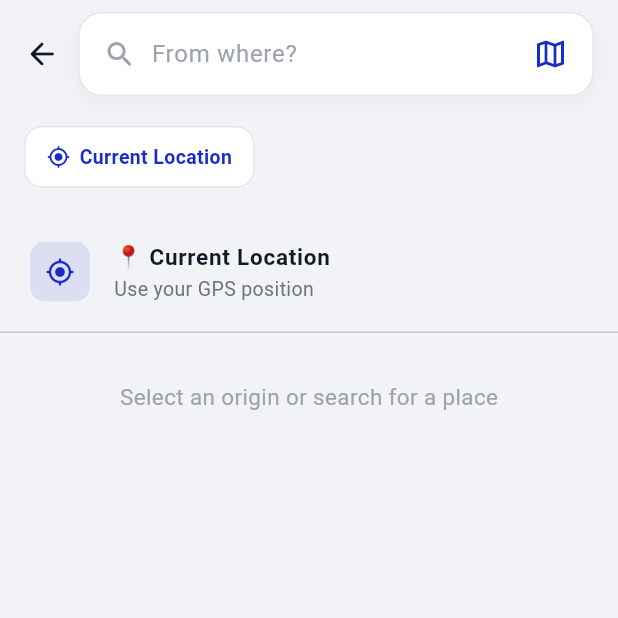
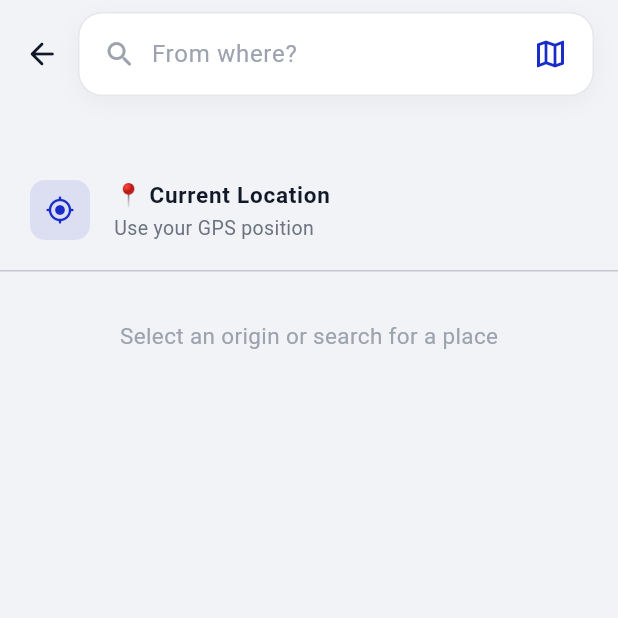
Before and after one commit to Brazela/KNN, a Flutter app: the screen it shows after launch, after a tap on "Home", on a phone screen of 412 x 824 dp, the top half of it. Run offline on Flutter 3.47's test engine with Material 3 defaults, Android fonts, the phone set to English and light mode, and no system bars; our stand-ins replace geolocator, google_maps_flutter; missing offline and left inert: flutter_polyline_points, gtfs_realtime_bindings.

Commit message:
UI fixed

```diff
--- a/lib/screens/origin_selection.dart
+++ b/lib/screens/origin_selection.dart
@@ -323,13 +323,6 @@ class _OriginSelectionPageState extends State<OriginSelectionPage> {
               spacing: 8,
               runSpacing: 8,
               children: [
-                // Current Location.
-                _QuickChip(
-                  icon: Icons.my_location_rounded,
-                  label: 'Current Location',
-                  color: AppColors.primary,
-                  onTap: _selectCurrentLocation,
-                ),
                 // Home.
                 if (tripProvider.home != null)
                   _QuickChip(
```
Also changed, not shown: lib/widgets/popular_places_widget.dart (+11 -10 lines).
